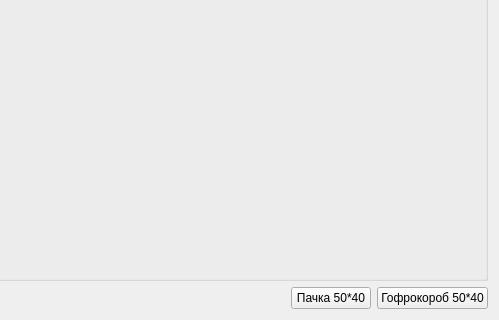
This is formlabelsel.ui in Sergeyego/warehouse as Qt 5 draws it before an edit; both pictures show x 208 to 707 and y 175 to 495 of the 707 by 495 pixel window. The edited form follows.
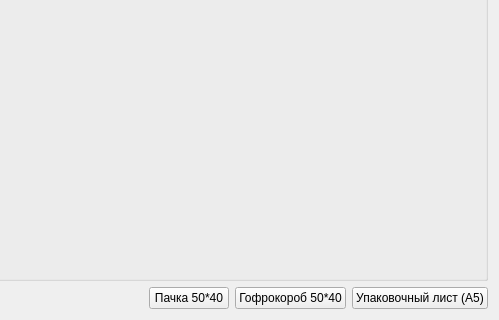
This is the edited form.

What changed in the file:
```diff
--- a/formlabelsel.ui
+++ b/formlabelsel.ui
@@ -57,6 +57,13 @@
        </property>
       </widget>
      </item>
+     <item>
+      <widget class="QPushButton" name="pushButtonPackList">
+       <property name="text">
+        <string>Упаковочный лист (А5)</string>
+       </property>
+      </widget>
+     </item>
     </layout>
    </item>
   </layout>
```
